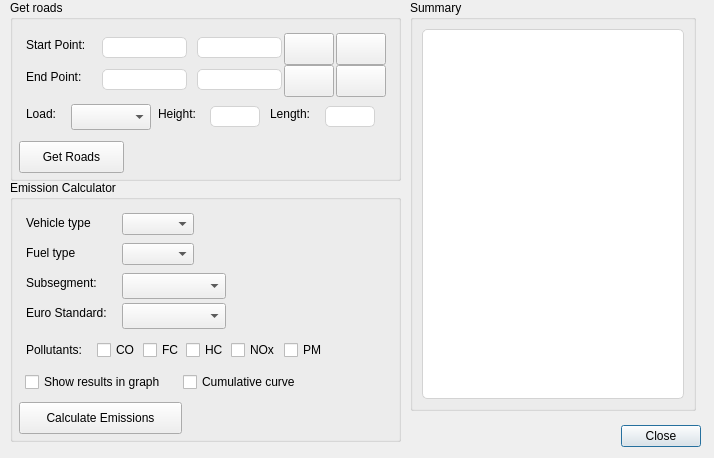
Before: the Qt Designer form road_emission_calculator_dialog_base.ui in NPRA/RoadEmissionCalculator, drawn with Qt 5.
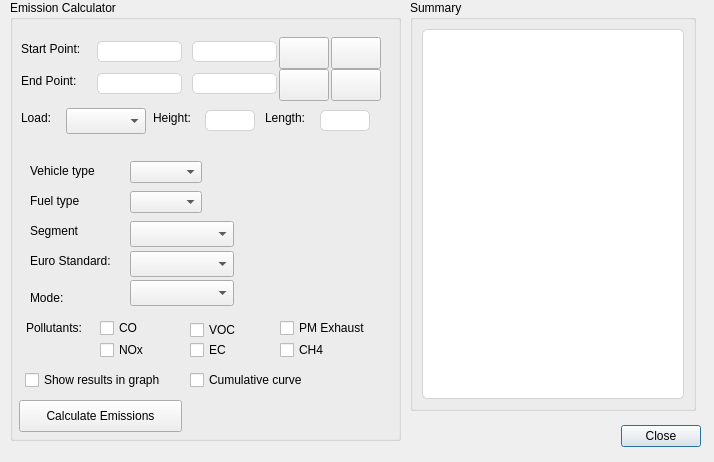
After: the same form once the commit is applied. Icons and pictures are not drawn.

Commit message: set style

```diff
--- a/road_emission_calculator_dialog_base.ui
+++ b/road_emission_calculator_dialog_base.ui
@@ -10,7 +10,7 @@
     <x>0</x>
     <y>0</y>
     <width>714</width>
-    <height>458</height>
+    <height>462</height>
    </rect>
   </property>
   <property name="windowTitle">
@@ -39,9 +39,9 @@
    <property name="geometry">
     <rect>
      <x>10</x>
-     <y>180</y>
+     <y>0</y>
      <width>391</width>
-     <height>262</height>
+     <height>441</height>
     </rect>
    </property>
    <property name="title">
@@ -51,7 +51,7 @@
     <property name="geometry">
      <rect>
       <x>9</x>
-      <y>222</y>
+      <y>400</y>
       <width>163</width>
       <height>32</height>
      </rect>
@@ -66,8 +66,8 @@
    <widget class="QLabel" name="label_7">
     <property name="geometry">
      <rect>
-      <x>16</x>
-      <y>35</y>
+      <x>20</x>
+      <y>163</y>
       <width>75</width>
       <height>16</height>
      </rect>
@@ -79,8 +79,8 @@
    <widget class="QComboBox" name="cmbBoxVehicleType">
     <property name="geometry">
      <rect>
-      <x>112</x>
-      <y>33</y>
+      <x>120</x>
+      <y>161</y>
       <width>104</width>
       <height>26</height>
      </rect>
@@ -95,8 +95,8 @@
    <widget class="QLabel" name="label_8">
     <property name="geometry">
      <rect>
-      <x>16</x>
-      <y>65</y>
+      <x>20</x>
+      <y>193</y>
       <width>56</width>
       <height>16</height>
      </rect>
@@ -108,8 +108,8 @@
    <widget class="QComboBox" name="cmbBoxFuelType">
     <property name="geometry">
      <rect>
-      <x>112</x>
-      <y>63</y>
+      <x>120</x>
+      <y>191</y>
       <width>104</width>
       <height>26</height>
      </rect>
@@ -121,21 +121,21 @@
    <widget class="QLabel" name="label_9">
     <property name="geometry">
      <rect>
-      <x>16</x>
-      <y>95</y>
+      <x>20</x>
+      <y>223</y>
       <width>81</width>
       <height>16</height>
      </rect>
     </property>
     <property name="text">
-     <string>Subsegment:</string>
+     <string>Segment</string>
     </property>
    </widget>
    <widget class="QComboBox" name="cmbBoxSubsegment">
     <property name="geometry">
      <rect>
-      <x>112</x>
-      <y>93</y>
+      <x>120</x>
+      <y>221</y>
       <width>104</width>
       <height>26</height>
      </rect>
@@ -144,8 +144,8 @@
    <widget class="QLabel" name="label_10">
     <property name="geometry">
      <rect>
-      <x>16</x>
-      <y>125</y>
+      <x>20</x>
+      <y>253</y>
       <width>91</width>
       <height>16</height>
      </rect>
@@ -157,8 +157,8 @@
    <widget class="QComboBox" name="cmbBoxEuroStd">
     <property name="geometry">
      <rect>
-      <x>112</x>
-      <y>123</y>
+      <x>120</x>
+      <y>251</y>
       <width>104</width>
       <height>26</height>
      </rect>
@@ -168,7 +168,7 @@
     <property name="geometry">
      <rect>
       <x>16</x>
-      <y>162</y>
+      <y>320</y>
       <width>65</width>
       <height>16</height>
      </rect>
@@ -180,8 +180,8 @@
    <widget class="QCheckBox" name="checkBoxCo">
     <property name="geometry">
      <rect>
-      <x>87</x>
-      <y>160</y>
+      <x>90</x>
+      <y>318</y>
       <width>45</width>
       <height>20</height>
      </rect>
@@ -193,34 +193,34 @@
    <widget class="QCheckBox" name="checkBoxFc">
     <property name="geometry">
      <rect>
-      <x>133</x>
-      <y>160</y>
-      <width>42</width>
+      <x>270</x>
+      <y>318</y>
+      <width>91</width>
       <height>20</height>
      </rect>
     </property>
     <property name="text">
-     <string>FC</string>
+     <string>PM Exhaust</string>
     </property>
    </widget>
    <widget class="QCheckBox" name="checkBoxHc">
     <property name="geometry">
      <rect>
-      <x>176</x>
-      <y>160</y>
-      <width>44</width>
+      <x>180</x>
+      <y>320</y>
+      <width>51</width>
       <height>20</height>
      </rect>
     </property>
     <property name="text">
-     <string>HC</string>
+     <string>VOC</string>
     </property>
    </widget>
    <widget class="QCheckBox" name="checkBoxNox">
     <property name="geometry">
      <rect>
-      <x>221</x>
-      <y>160</y>
+      <x>90</x>
+      <y>340</y>
       <width>52</width>
       <height>20</height>
      </rect>
@@ -232,21 +232,21 @@
    <widget class="QCheckBox" name="checkBoxPm">
     <property name="geometry">
      <rect>
-      <x>274</x>
-      <y>160</y>
+      <x>180</x>
+      <y>340</y>
       <width>45</width>
       <height>20</height>
      </rect>
     </property>
     <property name="text">
-     <string>PM</string>
+     <string>EC</string>
     </property>
    </widget>
    <widget class="QCheckBox" name="checkBoxShowInGraph">
     <property name="geometry">
      <rect>
       <x>15</x>
-      <y>192</y>
+      <y>370</y>
       <width>157</width>
       <height>20</height>
      </rect>
@@ -258,8 +258,8 @@
    <widget class="QCheckBox" name="checkBoxCumulative">
     <property name="geometry">
      <rect>
-      <x>173</x>
-      <y>192</y>
+      <x>180</x>
+      <y>370</y>
       <width>131</width>
       <height>20</height>
      </rect>
@@ -268,52 +268,24 @@
      <string>Cumulative curve</string>
     </property>
    </widget>
-  </widget>
-  <widget class="QGroupBox" name="groupBox">
-   <property name="geometry">
-    <rect>
-     <x>10</x>
-     <y>0</y>
-     <width>391</width>
-     <height>181</height>
-    </rect>
-   </property>
-   <property name="title">
-    <string>Get roads</string>
-   </property>
-   <widget class="QPushButton" name="btnGetRoads">
+   <widget class="QLabel" name="label_5">
     <property name="geometry">
      <rect>
-      <x>9</x>
-      <y>141</y>
-      <width>105</width>
-      <height>32</height>
+      <x>255</x>
+      <y>110</y>
+      <width>47</width>
+      <height>16</height>
      </rect>
     </property>
-    <property name="minimumSize">
-     <size>
-      <width>0</width>
-      <height>32</height>
-     </size>
-    </property>
-    <property name="maximumSize">
-     <size>
-      <width>16777215</width>
-      <height>32</height>
-     </size>
-    </property>
     <property name="text">
-     <string>Get Roads</string>
-    </property>
-    <property name="autoDefault">
-     <bool>false</bool>
+     <string>Length:</string>
     </property>
    </widget>
    <widget class="QLabel" name="label_2">
     <property name="geometry">
      <rect>
-      <x>16</x>
-      <y>37</y>
+      <x>11</x>
+      <y>41</y>
       <width>68</width>
       <height>16</height>
      </rect>
@@ -322,252 +294,11 @@
      <string>Start Point:</string>
     </property>
    </widget>
-   <widget class="QLineEdit" name="lineEditStartX">
-    <property name="geometry">
-     <rect>
-      <x>92</x>
-      <y>37</y>
-      <width>85</width>
-      <height>21</height>
-     </rect>
-    </property>
-    <property name="minimumSize">
-     <size>
-      <width>85</width>
-      <height>21</height>
-     </size>
-    </property>
-    <property name="maximumSize">
-     <size>
-      <width>85</width>
-      <height>21</height>
-     </size>
-    </property>
-    <property name="styleSheet">
-     <string notr="true">QLineEdit{border: 1px solid lightgrey; border-radius:5px; }</string>
-    </property>
-   </widget>
-   <widget class="QLineEdit" name="lineEditStartY">
-    <property name="geometry">
-     <rect>
-      <x>187</x>
-      <y>37</y>
-      <width>85</width>
-      <height>21</height>
-     </rect>
-    </property>
-    <property name="minimumSize">
-     <size>
-      <width>85</width>
-      <height>21</height>
-     </size>
-    </property>
-    <property name="maximumSize">
-     <size>
-      <width>85</width>
-      <height>21</height>
-     </size>
-    </property>
-    <property name="styleSheet">
-     <string notr="true">QLineEdit{border: 1px solid lightgrey; border-radius:5px; }</string>
-    </property>
-   </widget>
-   <widget class="QPushButton" name="btnAddStartPoint">
-    <property name="geometry">
-     <rect>
-      <x>274</x>
-      <y>33</y>
-      <width>50</width>
-      <height>32</height>
-     </rect>
-    </property>
-    <property name="minimumSize">
-     <size>
-      <width>50</width>
-      <height>32</height>
-     </size>
-    </property>
-    <property name="maximumSize">
-     <size>
-      <width>50</width>
-      <height>32</height>
-     </size>
-    </property>
-    <property name="text">
-     <string/>
-    </property>
-    <property name="icon">
-     <iconset>
-      <normaloff>images/pencil_64.png</normaloff>images/pencil_64.png</iconset>
-    </property>
-    <property name="autoDefault">
-     <bool>false</bool>
-    </property>
-   </widget>
-   <widget class="QPushButton" name="btnRemoveStartPoint">
-    <property name="geometry">
-     <rect>
-      <x>326</x>
-      <y>33</y>
-      <width>50</width>
-      <height>32</height>
-     </rect>
-    </property>
-    <property name="minimumSize">
-     <size>
-      <width>50</width>
-      <height>32</height>
-     </size>
-    </property>
-    <property name="maximumSize">
-     <size>
-      <width>50</width>
-      <height>32</height>
-     </size>
-    </property>
-    <property name="text">
-     <string/>
-    </property>
-    <property name="icon">
-     <iconset>
-      <normaloff>images/trash_64.png</normaloff>images/trash_64.png</iconset>
-    </property>
-    <property name="autoDefault">
-     <bool>false</bool>
-    </property>
-   </widget>
-   <widget class="QLabel" name="label_4">
-    <property name="geometry">
-     <rect>
-      <x>16</x>
-      <y>69</y>
-      <width>62</width>
-      <height>16</height>
-     </rect>
-    </property>
-    <property name="text">
-     <string>End Point:</string>
-    </property>
-   </widget>
-   <widget class="QLineEdit" name="lineEditEndX">
-    <property name="geometry">
-     <rect>
-      <x>92</x>
-      <y>69</y>
-      <width>85</width>
-      <height>21</height>
-     </rect>
-    </property>
-    <property name="minimumSize">
-     <size>
-      <width>85</width>
-      <height>21</height>
-     </size>
-    </property>
-    <property name="maximumSize">
-     <size>
-      <width>85</width>
-      <height>21</height>
-     </size>
-    </property>
-    <property name="styleSheet">
-     <string notr="true">QLineEdit{border: 1px solid lightgrey; border-radius:5px; }</string>
-    </property>
-   </widget>
-   <widget class="QLineEdit" name="lineEditEndY">
-    <property name="geometry">
-     <rect>
-      <x>187</x>
-      <y>69</y>
-      <width>85</width>
-      <height>21</height>
-     </rect>
-    </property>
-    <property name="minimumSize">
-     <size>
-      <width>85</width>
-      <height>21</height>
-     </size>
-    </property>
-    <property name="maximumSize">
-     <size>
-      <width>85</width>
-      <height>21</height>
-     </size>
-    </property>
-    <property name="styleSheet">
-     <string notr="true">QLineEdit{border: 1px solid lightgrey; border-radius:5px; }</string>
-    </property>
-   </widget>
-   <widget class="QPushButton" name="btnAddEndPoint">
-    <property name="geometry">
-     <rect>
-      <x>274</x>
-      <y>65</y>
-      <width>50</width>
-      <height>32</height>
-     </rect>
-    </property>
-    <property name="minimumSize">
-     <size>
-      <width>50</width>
-      <height>32</height>
-     </size>
-    </property>
-    <property name="maximumSize">
-     <size>
-      <width>50</width>
-      <height>32</height>
-     </size>
-    </property>
-    <property name="text">
-     <string/>
-    </property>
-    <property name="icon">
-     <iconset>
-      <normaloff>images/pencil_64.png</normaloff>images/pencil_64.png</iconset>
-    </property>
-    <property name="autoDefault">
-     <bool>false</bool>
-    </property>
-   </widget>
-   <widget class="QPushButton" name="btnRemoveEndPoint">
-    <property name="geometry">
-     <rect>
-      <x>326</x>
-      <y>65</y>
-      <width>50</width>
-      <height>32</height>
-     </rect>
-    </property>
-    <property name="minimumSize">
-     <size>
-      <width>50</width>
-      <height>32</height>
-     </size>
-    </property>
-    <property name="maximumSize">
-     <size>
-      <width>50</width>
-      <height>32</height>
-     </size>
-    </property>
-    <property name="text">
-     <string/>
-    </property>
-    <property name="icon">
-     <iconset>
-      <normaloff>images/trash_64.png</normaloff>images/trash_64.png</iconset>
-    </property>
-    <property name="autoDefault">
-     <bool>false</bool>
-    </property>
-   </widget>
    <widget class="QLabel" name="label_11">
     <property name="geometry">
      <rect>
-      <x>16</x>
-      <y>106</y>
+      <x>11</x>
+      <y>110</y>
       <width>40</width>
       <height>16</height>
      </rect>
@@ -588,11 +319,68 @@
      <string>Load:</string>
     </property>
    </widget>
+   <widget class="QLineEdit" name="lineEditEndX">
+    <property name="geometry">
+     <rect>
+      <x>87</x>
+      <y>73</y>
+      <width>85</width>
+      <height>21</height>
+     </rect>
+    </property>
+    <property name="minimumSize">
+     <size>
+      <width>85</width>
+      <height>21</height>
+     </size>
+    </property>
+    <property name="maximumSize">
+     <size>
+      <width>85</width>
+      <height>21</height>
+     </size>
+    </property>
+    <property name="styleSheet">
+     <string notr="true">QLineEdit{border: 1px solid lightgrey; border-radius:5px; }</string>
+    </property>
+   </widget>
+   <widget class="QPushButton" name="btnAddEndPoint">
+    <property name="geometry">
+     <rect>
+      <x>269</x>
+      <y>69</y>
+      <width>50</width>
+      <height>32</height>
+     </rect>
+    </property>
+    <property name="minimumSize">
+     <size>
+      <width>50</width>
+      <height>32</height>
+     </size>
+    </property>
+    <property name="maximumSize">
+     <size>
+      <width>50</width>
+      <height>32</height>
+     </size>
+    </property>
+    <property name="text">
+     <string/>
+    </property>
+    <property name="icon">
+     <iconset>
+      <normaloff>images/pencil_64.png</normaloff>images/pencil_64.png</iconset>
+    </property>
+    <property name="autoDefault">
+     <bool>false</bool>
+    </property>
+   </widget>
    <widget class="QComboBox" name="cmbBoxLoad">
     <property name="geometry">
      <rect>
-      <x>61</x>
-      <y>104</y>
+      <x>56</x>
+      <y>108</y>
       <width>80</width>
       <height>26</height>
      </rect>
@@ -610,11 +398,106 @@
      </size>
     </property>
    </widget>
+   <widget class="QLineEdit" name="lineEditHeight">
+    <property name="geometry">
+     <rect>
+      <x>195</x>
+      <y>110</y>
+      <width>50</width>
+      <height>21</height>
+     </rect>
+    </property>
+    <property name="minimumSize">
+     <size>
+      <width>50</width>
+      <height>21</height>
+     </size>
+    </property>
+    <property name="maximumSize">
+     <size>
+      <width>50</width>
+      <height>21</height>
+     </size>
+    </property>
+    <property name="styleSheet">
+     <string notr="true">QLineEdit{border: 1px solid lightgrey; border-radius:5px; }</string>
+    </property>
+   </widget>
+   <widget class="QLineEdit" name="lineEditStartY">
+    <property name="geometry">
+     <rect>
+      <x>182</x>
+      <y>41</y>
+      <width>85</width>
+      <height>21</height>
+     </rect>
+    </property>
+    <property name="minimumSize">
+     <size>
+      <width>85</width>
+      <height>21</height>
+     </size>
+    </property>
+    <property name="maximumSize">
+     <size>
+      <width>85</width>
+      <height>21</height>
+     </size>
+    </property>
+    <property name="styleSheet">
+     <string notr="true">QLineEdit{border: 1px solid lightgrey; border-radius:5px; }</string>
+    </property>
+   </widget>
+   <widget class="QLabel" name="label_4">
+    <property name="geometry">
+     <rect>
+      <x>11</x>
+      <y>73</y>
+      <width>62</width>
+      <height>16</height>
+     </rect>
+    </property>
+    <property name="text">
+     <string>End Point:</string>
+    </property>
+   </widget>
+   <widget class="QPushButton" name="btnAddStartPoint">
+    <property name="geometry">
+     <rect>
+      <x>269</x>
+      <y>37</y>
+      <width>50</width>
+      <height>32</height>
+     </rect>
+    </property>
+    <property name="minimumSize">
+     <size>
+      <width>50</width>
+      <height>32</height>
+     </size>
+    </property>
+    <property name="maximumSize">
+     <size>
+      <width>50</width>
+      <height>32</height>
+     </size>
+    </property>
+    <property name="text">
+     <string/>
+    </property>
+    <property name="icon">
+     <iconset>
+      <normaloff>images/pencil_64.png</normaloff>images/pencil_64.png</iconset>
+    </property>
+    <property name="autoDefault">
+     <bool>false</bool>
+    </property>
+   </widget>
    <widget class="QLabel" name="label">
     <property name="geometry">
      <rect>
-      <x>148</x>
-      <y>106</y>
+      <x>143</x>
+      <y>110</y>
       <width>44</width>
       <height>16</height>
      </rect>
@@ -623,24 +506,24 @@
      <string>Height:</string>
     </property>
    </widget>
-   <widget class="QLineEdit" name="lineEditHeight">
+   <widget class="QLineEdit" name="lineEditEndY">
     <property name="geometry">
      <rect>
-      <x>200</x>
-      <y>106</y>
-      <width>50</width>
+      <x>182</x>
+      <y>73</y>
+      <width>85</width>
       <height>21</height>
      </rect>
     </property>
     <property name="minimumSize">
      <size>
-      <width>50</width>
+      <width>85</width>
       <height>21</height>
      </size>
     </property>
     <property name="maximumSize">
      <size>
-      <width>50</width>
+      <width>85</width>
       <height>21</height>
      </size>
     </property>
@@ -648,24 +531,68 @@
      <string notr="true">QLineEdit{border: 1px solid lightgrey; border-radius:5px; }</string>
     </property>
    </widget>
-   <widget class="QLabel" name="label_5">
+   <widget class="QPushButton" name="btnRemoveEndPoint">
     <property name="geometry">
      <rect>
-      <x>260</x>
-      <y>106</y>
-      <width>47</width>
-      <height>16</height>
+      <x>321</x>
+      <y>69</y>
+      <width>50</width>
+      <height>32</height>
      </rect>
     </property>
+    <property name="minimumSize">
+     <size>
+      <width>50</width>
+      <height>32</height>
+     </size>
+    </property>
+    <property name="maximumSize">
+     <size>
+      <width>50</width>
+      <height>32</height>
+     </size>
+    </property>
     <property name="text">
-     <string>Length:</string>
+     <string/>
+    </property>
+    <property name="icon">
+     <iconset>
+      <normaloff>images/trash_64.png</normaloff>images/trash_64.png</iconset>
+    </property>
+    <property name="autoDefault">
+     <bool>false</bool>
+    </property>
+   </widget>
+   <widget class="QLineEdit" name="lineEditStartX">
+    <property name="geometry">
+     <rect>
+      <x>87</x>
+      <y>41</y>
+      <width>85</width>
+      <height>21</height>
+     </rect>
+    </property>
+    <property name="minimumSize">
+     <size>
+      <width>85</width>
+      <height>21</height>
+     </size>
+    </property>
+    <property name="maximumSize">
+     <size>
+      <width>85</width>
+      <height>21</height>
+     </size>
+    </property>
+    <property name="styleSheet">
+     <string notr="true">QLineEdit{border: 1px solid lightgrey; border-radius:5px; }</string>
     </property>
    </widget>
    <widget class="QLineEdit" name="lineEditLength">
     <property name="geometry">
      <rect>
-      <x>315</x>
-      <y>106</y>
+      <x>310</x>
+      <y>110</y>
       <width>50</width>
       <height>21</height>
      </rect>
@@ -686,6 +613,74 @@
      <string notr="true">QLineEdit{border: 1px solid lightgrey; border-radius:5px; }</string>
     </property>
    </widget>
+   <widget class="QPushButton" name="btnRemoveStartPoint">
+    <property name="geometry">
+     <rect>
+      <x>321</x>
+      <y>37</y>
+      <width>50</width>
+      <height>32</height>
+     </rect>
+    </property>
+    <property name="minimumSize">
+     <size>
+      <width>50</width>
+      <height>32</height>
+     </size>
+    </property>
+    <property name="maximumSize">
+     <size>
+      <width>50</width>
+      <height>32</height>
+     </size>
+    </property>
+    <property name="text">
+     <string/>
+    </property>
+    <property name="icon">
+     <iconset>
+      <normaloff>images/trash_64.png</normaloff>images/trash_64.png</iconset>
+    </property>
+    <property name="autoDefault">
+     <bool>false</bool>
+    </property>
+   </widget>
+   <widget class="QCheckBox" name="checkBoxCh4">
+    <property name="geometry">
+     <rect>
+      <x>270</x>
+      <y>340</y>
+      <width>87</width>
+      <height>20</height>
+     </rect>
+    </property>
+    <property name="text">
+     <string>CH4</string>
+    </property>
+   </widget>
+   <widget class="QLabel" name="label_6">
+    <property name="geometry">
+     <rect>
+      <x>20</x>
+      <y>290</y>
+      <width>60</width>
+      <height>16</height>
+     </rect>
+    </property>
+    <property name="text">
+     <string>Mode:</string>
+    </property>
+   </widget>
+   <widget class="QComboBox" name="cmbBoxMode">
+    <property name="geometry">
+     <rect>
+      <x>120</x>
+      <y>280</y>
+      <width>104</width>
+      <height>26</height>
+     </rect>
+    </property>
+   </widget>
   </widget>
   <widget class="QGroupBox" name="groupBox_2">
    <property name="geometry">
```
Left out of the diff: 7 changed lines with no effect on the pictures. The commit also changes 1 other file.
